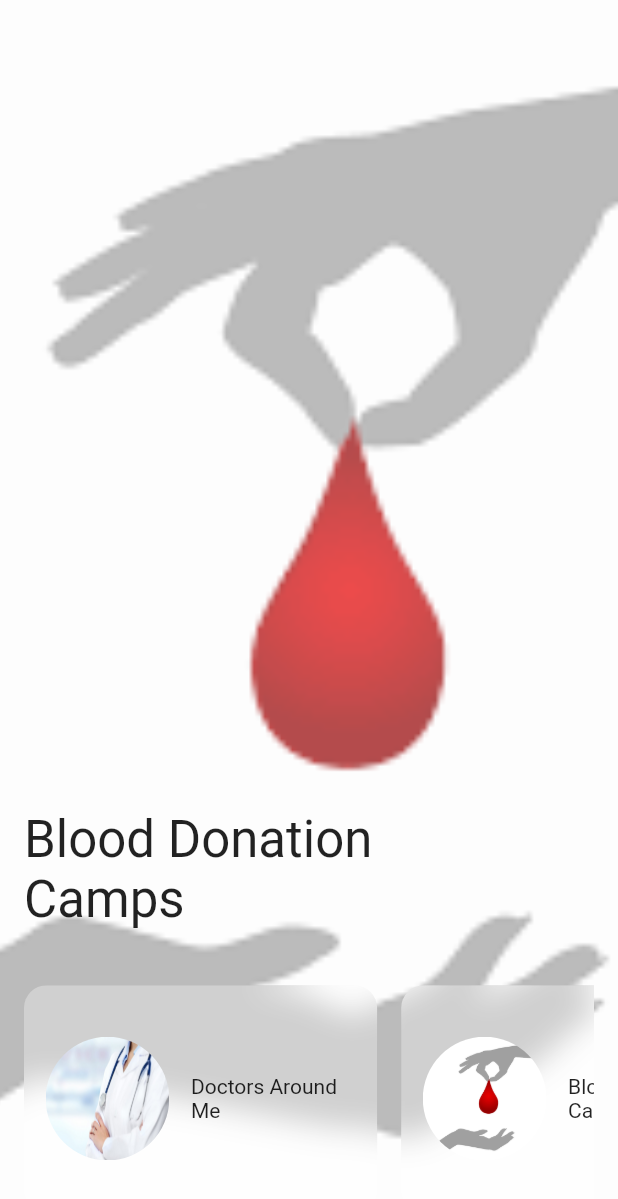
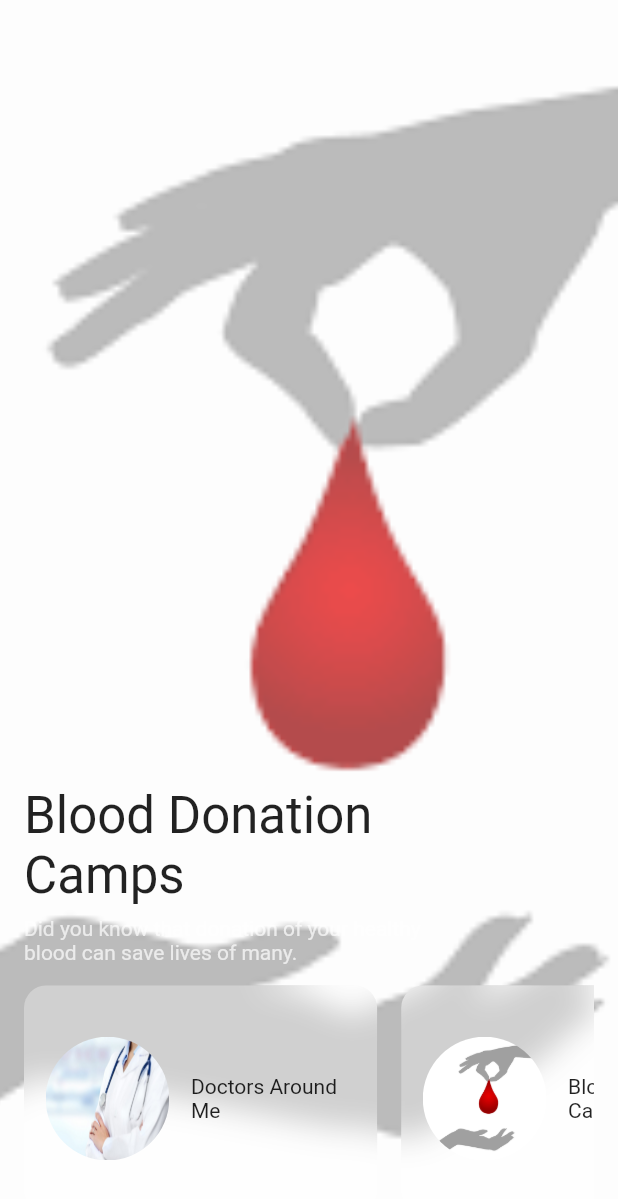
Before and after one commit to deependra227/Hail_Hydra, a Flutter app: the screen it shows after launch, after a tap on "Blood Donation Camps", on a phone screen of 412 x 824 dp. Shown: the top 1199 px of the screen. Run offline on Flutter 3.47's test engine with Material 2 defaults, Android fonts, the phone set to English and light mode, and no system bars; our stand-ins replace cloud_firestore, geolocator, google_maps_flutter; missing offline and left inert: folding_cell; accounts and stored records are empty.

```diff
--- a/assets/imeds.json
+++ b/assets/imeds.json
@@ -2,14 +2,14 @@
    {
       "id": 1001,
       "title": "Doctors Around Me",
-      "description": "/doctorlist",
+      "description": "Looking for an specialist? A list of doctors around you with particular specialisation with contact details on a single tap.",
       "sourceUrl": "/doctorlist",
       "image": "1001.jpg"
    },
    {
       "id": 1002,
       "title": "Blood Donation Camps",
-      "description": "",
+      "description": "Did you know that donation of your healthy blood can save lives of many.",
       "sourceUrl": "https://www.delishttps://www.google.com/url?sa=i&source=images&cd=&ved=2ahUKEwj_-caC4p3jAhWMro8KHcWNCoYQjRx6BAgBEAU&url=https%3A%2F%2Fwww.thebetterindia.com%2F25783%2Fcentral-government-launches-the-mobile-blood-bank-locator-app%2Fblood-donation-in-nagpur1%2F&psig=AOvVaw3o3zIusaTwjzSrOgpLtjHw&ust=1562415628624871h.com/cooking/imed-ideas/imeds/a50886/glazed-lemon-salmon-imed/",
       "image": "1002.jpg"
    },
--- a/lib/sidebar.dart
+++ b/lib/sidebar.dart
@@ -7,11 +7,11 @@ import 'package:flutter/material.dart';
 
           children: <Widget>[
             UserAccountsDrawerHeader(
-              accountName: Text('Options to be here'),
+
 
               currentAccountPicture: CircleAvatar(
-                backgroundColor: Colors.green,
-                child: new Text("iMed"),
+               backgroundImage: ExactAssetImage('assets/logo.png'),
+               child: InkWell(onTap: () => Navigator.pushNamed(context, '/homepage'),),
               ),
 
               decoration: BoxDecoration(
--- a/lib/splash_screen.dart
+++ b/lib/splash_screen.dart
@@ -39,9 +39,9 @@ class _SplashScreenState extends State<SplashScreen> {
                     mainAxisAlignment: MainAxisAlignment.center,
                     children: <Widget>[
                       CircleAvatar(
-                        backgroundColor: Colors.green,
+
                         radius: 50.0,
-                        child: Text('iMed'),
+                        backgroundImage: ExactAssetImage('assets/logo.png'),
                       ),
                       Padding(
                         padding: EdgeInsets.only(top: 10.0),
```
Also changed, not shown: pubspec.yaml (+7 -0 lines), assets/logo.png, pubspec.lock, 21 other files.
